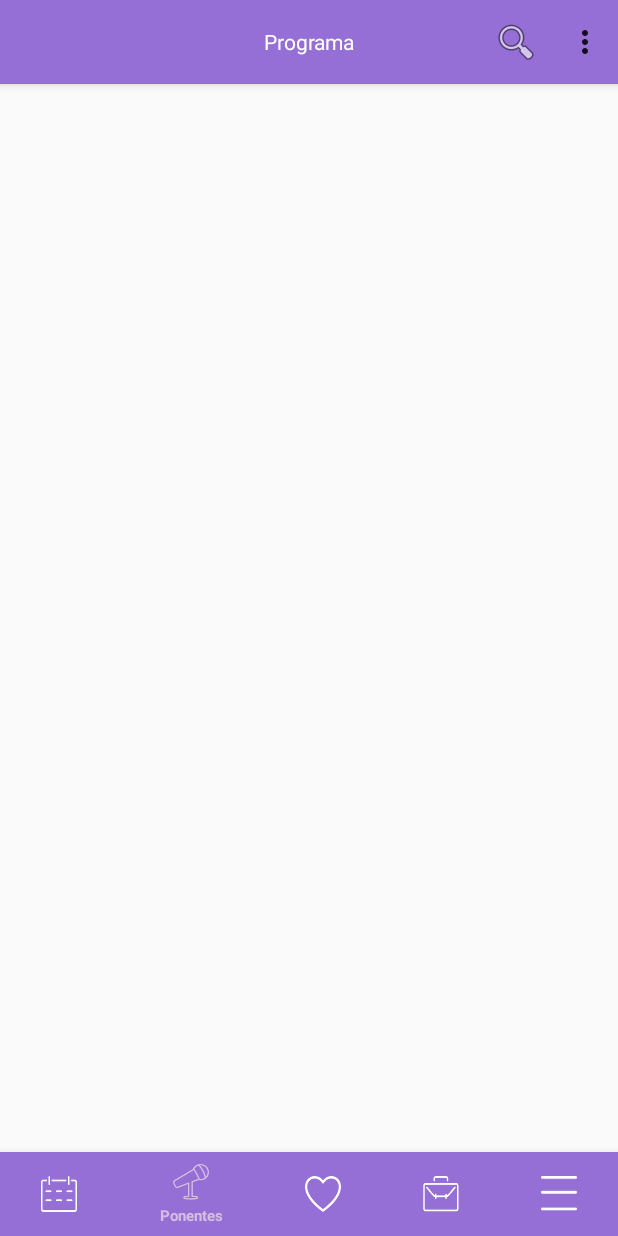
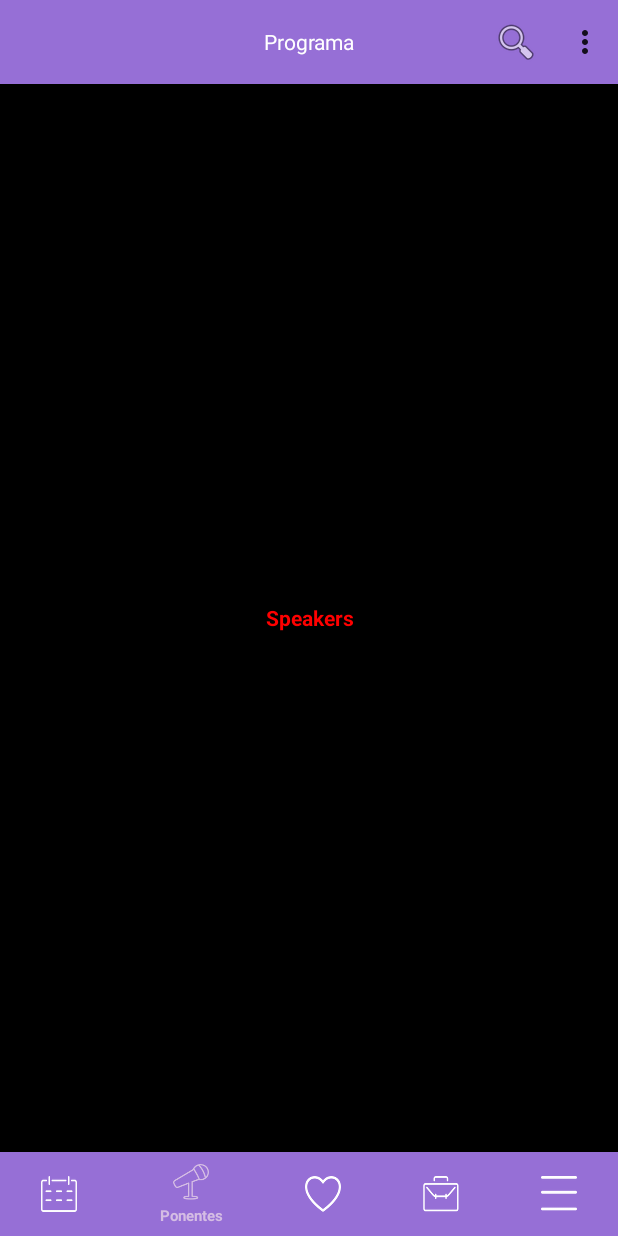
Before and after one commit to alvoy/KotlinNewApp, an Android app: the screen it shows after launch (MainActivity), item 2 of the bottom bar chosen, on a phone screen of 412 x 824 dp. Run offline under Robolectric (Android 15) with nearby library versions, the phone set to English and light mode, and no system bars.

Commit message:
Probando navegación botones abajo con fragments en las distintas vistas.

```diff
--- a/app/src/main/kotlin/newandroid/com/kotlinnewapp/MainActivity.kt
+++ b/app/src/main/kotlin/newandroid/com/kotlinnewapp/MainActivity.kt
@@ -5,11 +5,19 @@ import android.support.v7.app.AppCompatActivity
 import android.os.Bundle
 import android.view.Menu
 import kotlinx.android.synthetic.main.activity_main.*
+import android.support.v4.app.Fragment
+import newandroid.com.kotlinnewapp.view.*
+
 
 
 class MainActivity : AppCompatActivity() {
 
 
+    val homeFragment = HomeFragment()
+    val speakersFragment = SpeakersFragment()
+    val favoritesFragment = FavoritesFragment()
+    val sponsorsFragment = SponsorsFragment()
+    val moreFragment = MoreFragment ()
 
     override fun onCreate(savedInstanceState: Bundle?) {
 
@@ -23,7 +31,25 @@ class MainActivity : AppCompatActivity() {
         //val bottomNavigation: BottomNavigationView = findViewById(R.id.navigationView)
         BottomNavigationViewHelper.disableShiftMode(navigationView)
 
+        navigationView.setOnNavigationItemSelectedListener {
 
+            when(it.itemId){
+
+                R.id.navigation_home -> replaceFragment(homeFragment)
+                R.id.navigation_speakers -> replaceFragment(speakersFragment)
+                R.id.navigation_favorites -> replaceFragment(favoritesFragment)
+                R.id.navigation_sponsors -> replaceFragment(sponsorsFragment)
+                R.id.navigation_more -> replaceFragment(moreFragment)
+            }
+            true
+        }
+        navigationView.selectedItemId = R.id.navigation_home
+
+
+    }
+
+    private fun replaceFragment(fragment: Fragment){
+        supportFragmentManager.beginTransaction().replace(R.id.container, fragment).commit()
     }
 
     override fun onCreateOptionsMenu(menu: Menu?): Boolean {
--- /dev/null
+++ b/app/src/main/kotlin/newandroid/com/kotlinnewapp/view/HomeFragment.kt
@@ -0,0 +1,26 @@
+package newandroid.com.kotlinnewapp.view
+
+import android.os.Bundle
+import android.support.v4.app.Fragment
+import android.view.LayoutInflater
+import android.view.View
+import android.view.ViewGroup
+import newandroid.com.kotlinnewapp.R
+import kotlinx.android.synthetic.main.fragment_home.*
+
+class HomeFragment : Fragment() {
+
+
+    override fun onCreateView(inflater: LayoutInflater, container: ViewGroup?, savedInstanceState: Bundle?): View? {
+        // Inflate the layout for this fragment
+        return inflater.inflate(R.layout.fragment_home, container, false)
+
+    }
+
+    override fun onViewCreated(view: View, savedInstanceState: Bundle?) {
+        super.onViewCreated(view, savedInstanceState)
+        texthome.text = "Home"
+
+    }
+
+}
--- /dev/null
+++ b/app/src/main/kotlin/newandroid/com/kotlinnewapp/view/MainView.java
@@ -0,0 +1,4 @@
+package newandroid.com.kotlinnewapp.view;
+
+public interface MainView {
+}
--- /dev/null
+++ b/app/src/main/kotlin/newandroid/com/kotlinnewapp/view/SpeakersFragment.kt
@@ -0,0 +1,25 @@
+package newandroid.com.kotlinnewapp.view
+
+import android.os.Bundle
+import android.support.v4.app.Fragment
+import android.view.LayoutInflater
+import android.view.View
+import android.view.ViewGroup
+import newandroid.com.kotlinnewapp.R
+import kotlinx.android.synthetic.main.fragment_speakers.*
+
+
+class SpeakersFragment : Fragment() {
+
+
+    override fun onCreateView(inflater: LayoutInflater, container: ViewGroup?, savedInstanceState: Bundle?): View? {
+        // Inflate the layout for this fragment
+        return inflater.inflate(R.layout.fragment_speakers, container, false)
+    }
+
+    override fun onViewCreated(view: View, savedInstanceState: Bundle?) {
+        super.onViewCreated(view, savedInstanceState)
+        textspeakers.text = "Speakers"
+
+    }
+}
--- /dev/null
+++ b/app/src/main/res/layout/fragment_speakers.xml
@@ -0,0 +1,16 @@
+<FrameLayout xmlns:android="http://schemas.android.com/apk/res/android"
+    android:layout_width="match_parent"
+    android:layout_height="match_parent"
+    android:background="#000"
+    >
+
+    <TextView
+        android:layout_width="match_parent"
+        android:layout_height="wrap_content"
+        android:layout_gravity="center"
+        android:textAlignment="center"
+        android:textColor="#FF0000"
+        android:textStyle="bold"
+        android:id="@+id/textspeakers"/>
+
+</FrameLayout>
--- a/app/src/main/res/menu/navigation.xml
+++ b/app/src/main/res/menu/navigation.xml
@@ -3,7 +3,7 @@
     xmlns:app="http://schemas.android.com/apk/res-auto">
 
     <item
-        android:id="@+id/navigation_program"
+        android:id="@+id/navigation_home"
         android:icon="@drawable/programa"
         android:title="Programa"
         app:showAsAction="always|withText"/>
```
Also changed, not shown: app/src/main/kotlin/newandroid/com/kotlinnewapp/view/FavoritesFragment.kt (added, +24 -0 lines), app/src/main/kotlin/newandroid/com/kotlinnewapp/view/MoreFragment.kt (added, +30 -0 lines), app/src/main/kotlin/newandroid/com/kotlinnewapp/view/SponsorsFragment.kt (added, +28 -0 lines), app/src/main/res/layout/fragment_favorites.xml (added, +16 -0 lines), app/src/main/res/layout/fragment_home.xml (added, +16 -0 lines), app/src/main/res/layout/fragment_more.xml (added, +16 -0 lines), app/src/main/res/layout/fragment_sponsors.xml (added, +16 -0 lines).
